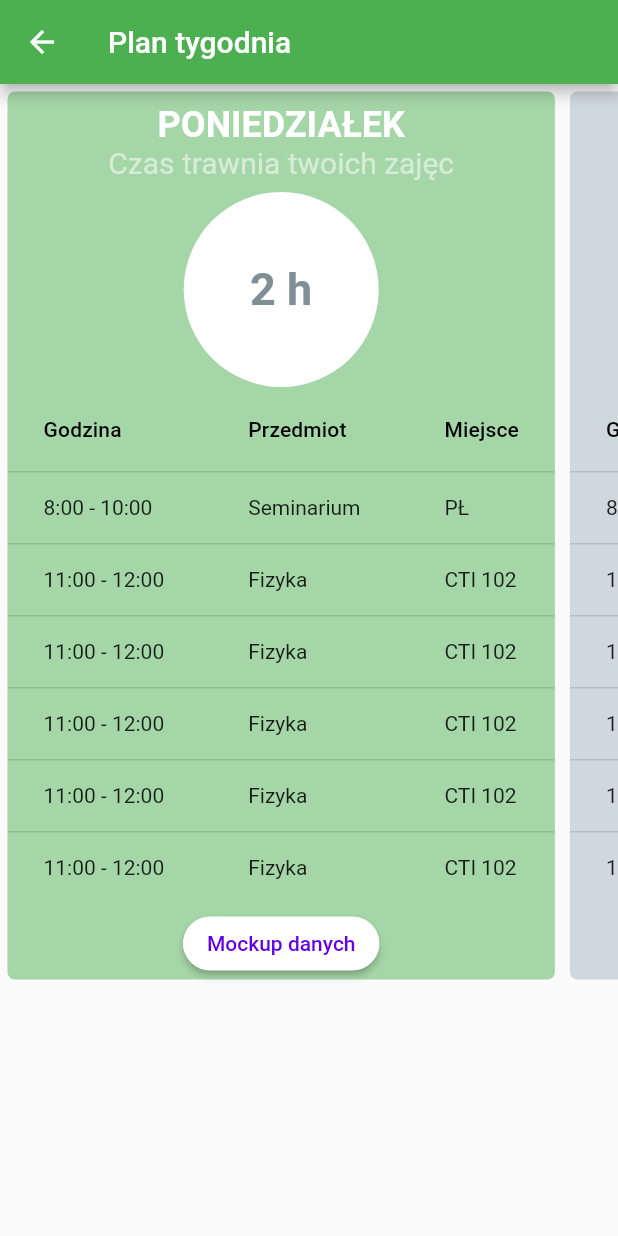
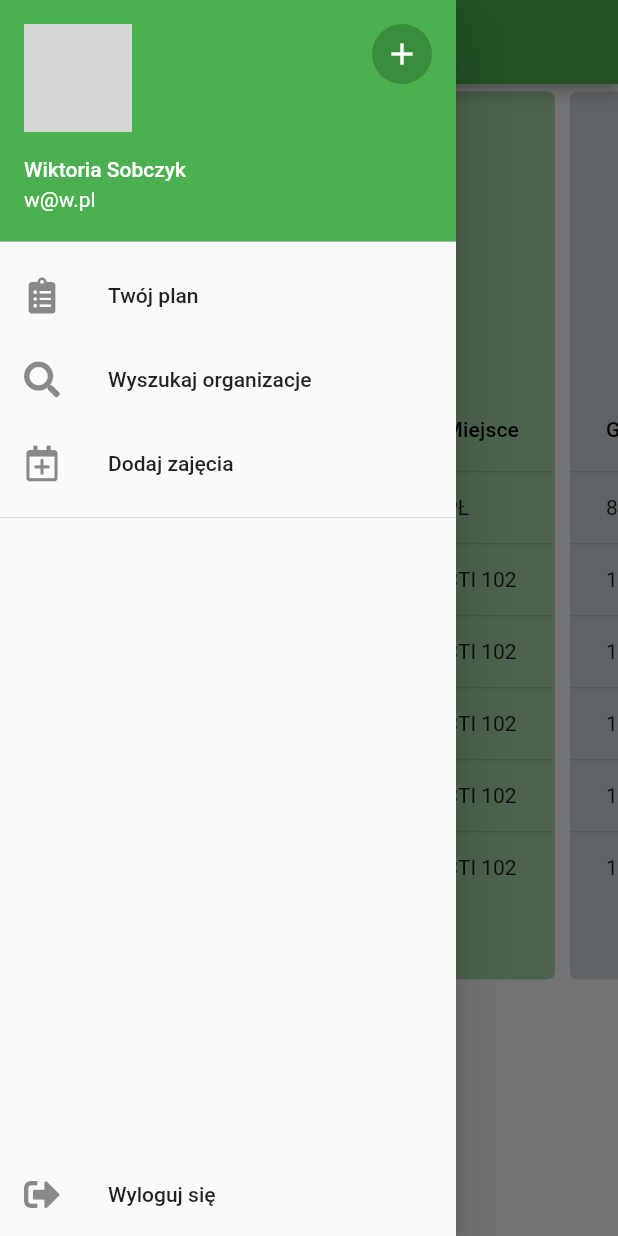
Before and after one commit to wiktoriasobczyk/Planner, a Flutter app: the WeekPlanScreen screen opened directly, with the side drawer open (before the commit the screen has no drawer), on a phone screen of 412 x 824 dp. Run offline on Flutter 3.47's test engine with Material 2 defaults, Android fonts, the phone set to English and light mode, and no system bars; our stand-ins replace flutter_login, font_awesome_flutter; network calls fail; grey boxes are pictures that could not be loaded.

Commit message:
add mockup drawer

```diff
--- a/timetable_schedule_app/lib/src/weekScreen/view/weekPlanScreen.dart
+++ b/timetable_schedule_app/lib/src/weekScreen/view/weekPlanScreen.dart
@@ -1,5 +1,6 @@
 import 'package:flutter/material.dart';
 // import 'package:timetable_schedule_app/src/graphqlTest/controller.dart';
+import 'package:font_awesome_flutter/font_awesome_flutter.dart';
 
 class WeekPlanScreen extends StatefulWidget {
   @override
@@ -32,6 +33,56 @@ class _WeekPlanScreenState extends State<WeekPlanScreen> {
     return Scaffold(
       appBar: AppBar(
         title: Text('Plan tygodnia'),
+      ),
+      drawer: Drawer(child: Column(
+          children: <Widget>[
+            UserAccountsDrawerHeader(
+              accountEmail: Text("w@w.pl"),
+              accountName: Text("Wiktoria Sobczyk"),
+              currentAccountPicture: CircleAvatar(
+                backgroundImage: NetworkImage(
+                    "https://icons-for-free.com/iconfiles/png/512/female+person+user+woman+young+icon-1320196266256009072.png"),
+              ),
+              otherAccountsPictures: <Widget>[
+                GestureDetector(
+                  onTap: () {
+                    showDialog(
+                        context: context,
+                        builder: (context) {
+                          return AlertDialog(
+                              title: Text("Adding new account..."));
+                        });
+                  },
+                  child: CircleAvatar(
+                    child: Icon(Icons.add),
+                  ),
+                )
+              ],
+            ),
+            ListTile(
+              leading: Icon(FontAwesomeIcons.clipboardList),
+              title: Text("Twój plan"),
+            ),
+            ListTile(
+              leading: Icon(FontAwesomeIcons.search),
+              title: Text("Wyszukaj organizacje"),
+            ),
+            ListTile(
+              leading: Icon(FontAwesomeIcons.calendarPlus),
+              title: Text("Dodaj zajęcia"),
+            ),
+            Divider(),
+            Expanded(
+              child: Align(
+                alignment: FractionalOffset.bottomCenter,
+                child: ListTile(
+                  leading: Icon(FontAwesomeIcons.signOutAlt),
+                  title: Text("Wyloguj się"),
+                ),
+              ),
+            )
+          ],
+        ),
       ),
       body: Center(
         child: ListView.builder(
```
